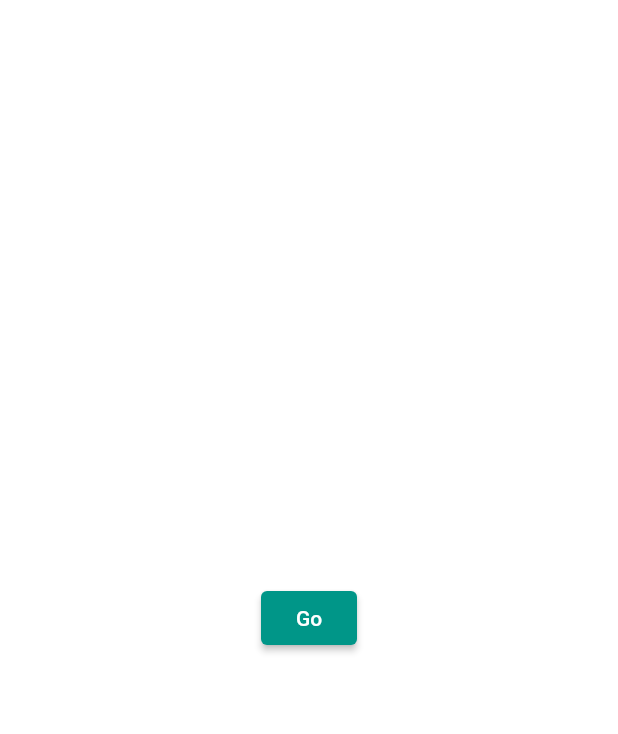
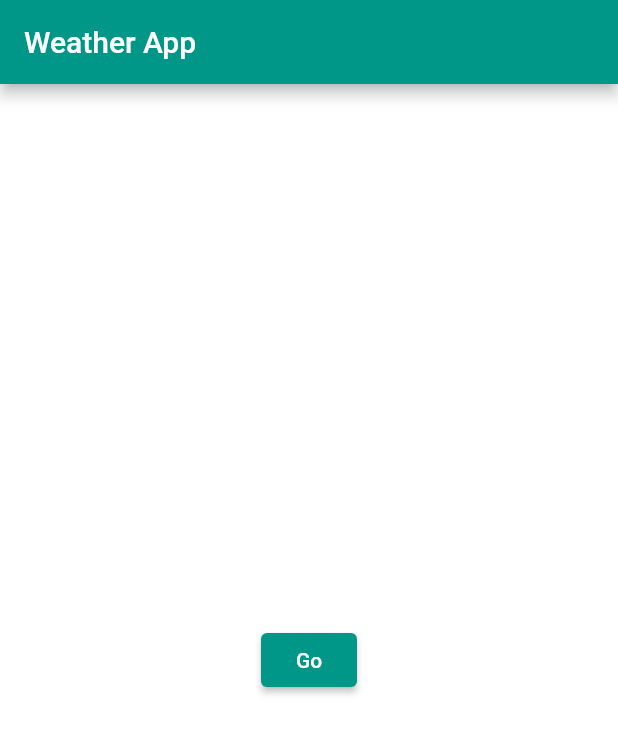
Before and after one commit to nikitakozlovcoder/flutter_weather_app, a Flutter app: the screen it shows after launch, on a phone screen of 412 x 824 dp. Shown: the top 734 px of the screen. Run offline on Flutter 3.47's test engine with Material 2 defaults, Android fonts, the phone set to English and light mode, and no system bars; our stand-ins replace bloc, envied, flutter_bloc, get_it, injectable; generated files the repository leaves out were written again.

```diff
--- a/lib/main.dart
+++ b/lib/main.dart
@@ -1,6 +1,6 @@
 import 'package:flutter/material.dart';
 import 'package:myflutterapp/views/screens/weather_screen.dart';
-import 'package:myflutterapp/extensions/Navigation/open.dart';
+import 'package:myflutterapp/extensions/navigation/open.dart';
 
 import 'configuration/di.dart';
 
@@ -23,7 +23,11 @@ class MyApp extends StatelessWidget {
       ),
       home: Builder(
         builder: (context) {
-          return Container(
+          return Scaffold(
+            appBar: AppBar(
+              title: const Text('Weather App'),
+            ),
+            body: Container(
               color: Colors.white,
               child: Center(
                 child: ElevatedButton(
@@ -31,6 +35,7 @@ class MyApp extends StatelessWidget {
                   onPressed: () => context.open(const WeatherScreen(title: 'Weather App')),
                 ),
               ),
+            )
           );
         }
       )
--- a/lib/models/weather/weather_dto.dart
+++ b/lib/models/weather/weather_dto.dart
@@ -1,5 +1,5 @@
 import 'package:json_annotation/json_annotation.dart';
-part '../weather_dto.g.dart';
+part 'weather_dto.g.dart';
 
 @JsonSerializable()
 class WeatherDto {
```
Also changed, not shown: lib/models/weather/weather_dto.g.dart. Lines whose indentation alone changed are shown as unchanged.
